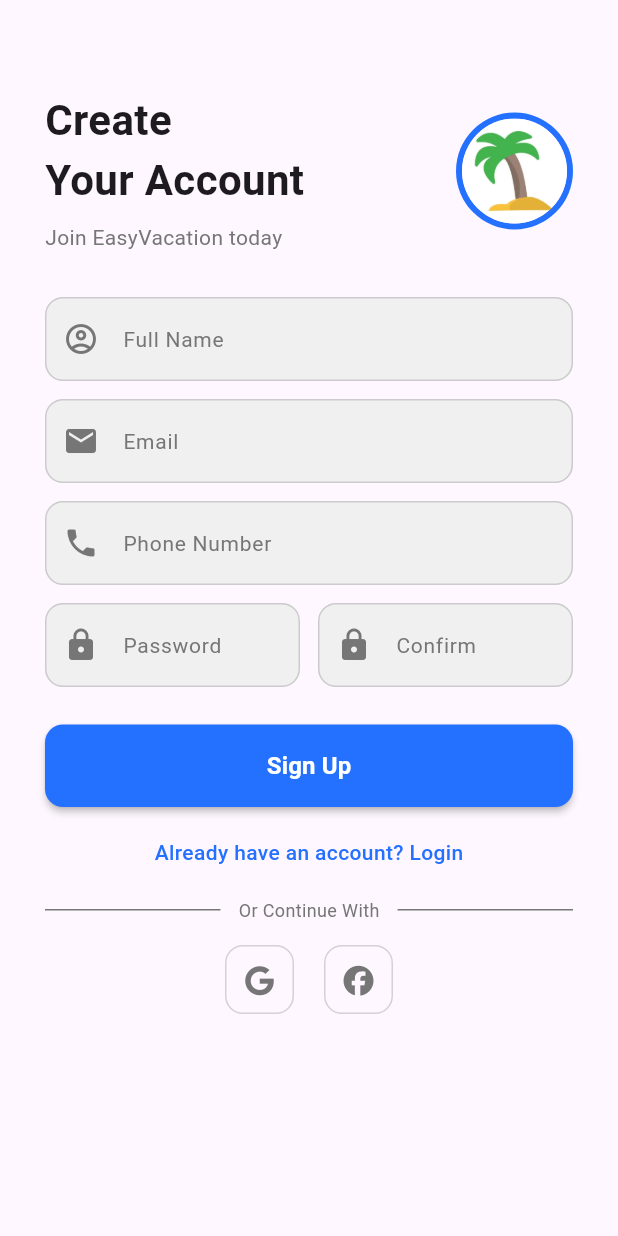
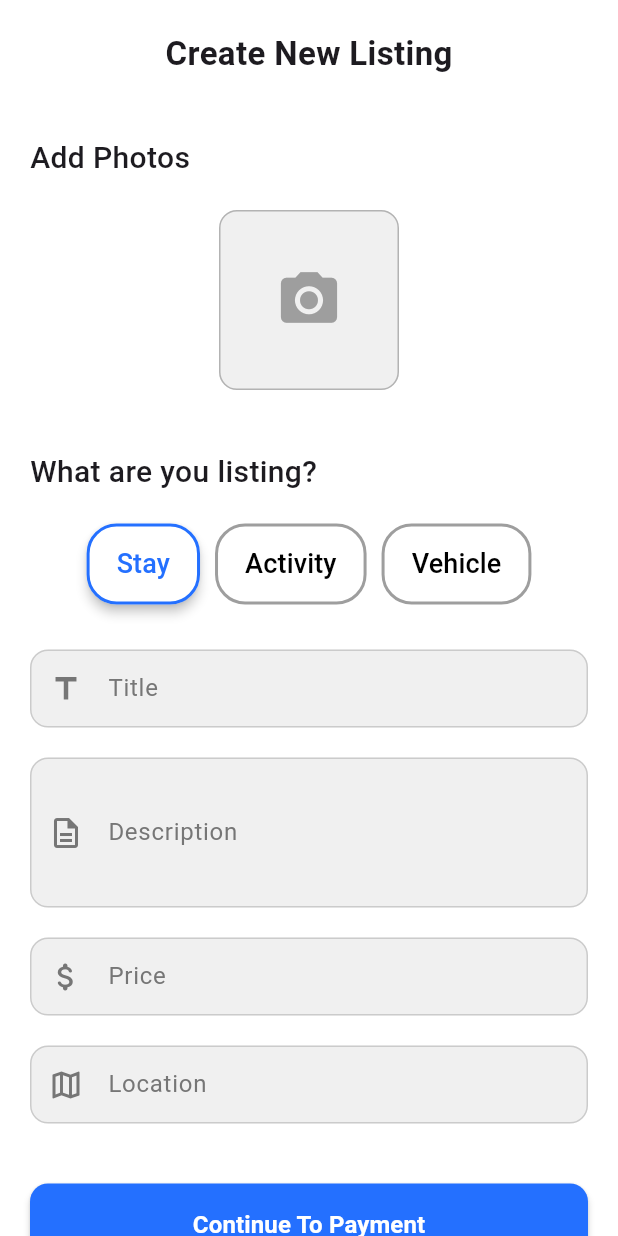
Before and after one commit to mustafaots/Mobile-Dev-Project, a Flutter app: the screen it shows after launch, on a phone screen of 412 x 824 dp. Run offline on Flutter 3.47's test engine with Material 3 defaults, Android fonts, the light colour scheme and no system bars; our stand-ins replace font_awesome_flutter.

Commit message:
feat+fix: Finished Create Listing + Major Style Changes

```diff
--- /dev/null
+++ b/easy_vacation/lib/classes/CreateListingScreen.dart
@@ -0,0 +1,177 @@
+import 'package:easy_vacation/shared/colors.dart';
+import 'package:easy_vacation/shared/shared_styles.dart';
+import 'package:easy_vacation/styles/CreateListingStyles.dart';
+import 'package:easy_vacation/styles/RegistrationStyles.dart';
+import 'package:flutter/material.dart';
+import 'package:font_awesome_flutter/font_awesome_flutter.dart';
+
+class CreateListing extends StatefulWidget {
+  const CreateListing({super.key});
+
+  @override
+  State<CreateListing> createState() => _CreateListingState();
+}
+
+class _CreateListingState extends State<CreateListing> {
+  final _formKey = GlobalKey<FormState>();
+  final TextEditingController _titleController = TextEditingController();
+  final TextEditingController _descriptionController = TextEditingController();
+  final TextEditingController _priceController = TextEditingController();
+  final TextEditingController _locationController = TextEditingController();
+
+  final List<String> options = ['Stay', 'Activity', 'Vehicle'];
+  String? selectedOption = 'Stay';
+
+  void radio_function(String? val) {
+    setState(() {
+      selectedOption = val!;
+    });
+  }
+
+  @override
+  Widget build(BuildContext context) {
+    return SafeArea(
+      child: Scaffold(
+        backgroundColor: white,
+        body: SingleChildScrollView(
+          padding: const EdgeInsets.all(20),
+          child: Column(
+            crossAxisAlignment: CrossAxisAlignment.start,
+            children: [
+              screen_title('Create New Listing'),
+              space(30),
+
+              // 🖼️ Add Photos Section
+              header2('Add Photos'),
+              space(10),
+              Center(
+                child: InkWell(
+                  onTap: () {
+                    // TODO: Implement photo upload
+                  },
+                  borderRadius: BorderRadius.circular(12),
+                  child: Container(
+                    width: 120,
+                    height: 120,
+                    decoration: BoxDecoration(
+                      color: lightGrey,
+                      borderRadius: BorderRadius.circular(12),
+                      border: Border.all(color: grey.withOpacity(0.5)),
+                    ),
+                    child: const Icon(
+                      Icons.photo_camera,
+                      color: Colors.grey,
+                      size: 45,
+                    ),
+                  ),
+                ),
+              ),
+
+              space(30),
+
+              // 🏷️ What are you listing
+              header2('What are you listing?'),
+              space(10),
+
+              Row(
+                mainAxisAlignment: MainAxisAlignment.center,
+                children: options.map((option) {
+                  final isSelected = selectedOption == option;
+                  return Padding(
+                    padding: const EdgeInsets.symmetric(horizontal: 5),
+                    child: ElevatedButton(
+                      style: radio_button_style(isSelected),
+                      onPressed: () => setState(() => selectedOption = option),
+                      child: Text(option, style: const TextStyle(fontSize: 18)),
+                    ),
+                  );
+                }).toList(),
+              ),
+
+              space(30),
+
+              // 🧾 Form Fields
+              Form(
+                key: _formKey,
+                child: Column(
+                  children: [
+                    TextFormField(
+                      controller: _titleController,
+                      decoration: input_decor('Title', const Icon(Icons.title)),
+                      validator: (value) =>
+                          value == null || value.trim().isEmpty
+                              ? 'Please add a title'
+                              : null,
+                    ),
+                    space(20),
+
+                    TextFormField(
+                      controller: _descriptionController,
+                      maxLines: 3,
+                      decoration: input_decor(
+                        'Description',
+                        const Icon(Icons.description_outlined),
+                      ),
+                      validator: (value) =>
+                          value == null || value.trim().isEmpty
+                              ? 'Please add a description'
+                              : null,
+                    ),
+                    space(20),
+
+                    TextFormField(
+                      controller: _priceController,
+                      keyboardType: TextInputType.number,
+                      decoration: input_decor(
+                        'Price',
+                        const Icon(Icons.attach_money_rounded),
+                      ),
+                      validator: (value) =>
+                          value == null || value.trim().isEmpty
+                              ? 'Please add a price'
+                              : null,
+                    ),
+                    space(20),
+
+                    TextFormField(
+                      controller: _locationController,
+                      decoration: input_decor(
+                        'Location',
+                        const Icon(Icons.map_outlined),
+                      ),
+                      validator: (value) =>
+                          value == null || value.trim().isEmpty
+                              ? 'Please pin a location'
+                              : null,
+                    ),
+                    space(40),
+                  ],
+                ),
+              ),
+
+              // 💳 Continue Button
+              SizedBox(
+                width: double.infinity,
+                child: ElevatedButton(
+                  style: login_button_style.copyWith(
+                    minimumSize:
+                        MaterialStateProperty.all(const Size(0, 55)),
+                  ),
+                  onPressed: () {
+                    if (_formKey.currentState!.validate()) {
+                      // TODO: Navigate to payment
+                    }
+                  },
+                  child: Text(
+                    'Continue To Payment',
+                    style: login_text_style,
+                  ),
+                ),
+              ),
+            ],
+          ),
+        ),
+      ),
+    );
+  }
+}
--- a/easy_vacation/lib/classes/login_screen/LoginScreen.dart
+++ b/easy_vacation/lib/classes/LoginScreen.dart
@@ -1,3 +1,4 @@
+import 'package:easy_vacation/shared/colors.dart';
 import 'package:easy_vacation/styles/RegistrationStyles.dart';
 import 'package:flutter/material.dart';
 import 'package:font_awesome_flutter/font_awesome_flutter.dart';
@@ -49,7 +50,7 @@ class _LoginScreenState extends State<LoginScreen> {
               children: [
                 Text('Welcome Back', style: header_1),
                 const SizedBox(height: 8),
-                Text('Login to your account', style: header_3),
+                Text('Login to your account', style: small_grey_text),
               ],
             ),
 
@@ -116,7 +117,7 @@ class _LoginScreenState extends State<LoginScreen> {
                   },
                   child: Text(
                     'Forgot Password?',
-                    style: header_3.copyWith(
+                    style: small_grey_text.copyWith(
                       color: blue,
                       fontWeight: FontWeight.w500,
                     ),
@@ -129,7 +130,7 @@ class _LoginScreenState extends State<LoginScreen> {
                   },
                   child: Text(
                     "Don't have an account? Sign Up",
-                    style: header_3.copyWith(
+                    style: small_grey_text.copyWith(
                       color: blue,
                       fontWeight: FontWeight.w500,
                     ),
--- a/easy_vacation/lib/classes/login_screen/SignUpScreen.dart
+++ b/easy_vacation/lib/classes/SignUpScreen.dart
@@ -1,3 +1,5 @@
+import 'package:easy_vacation/shared/colors.dart';
+import 'package:easy_vacation/shared/shared_styles.dart';
 import 'package:easy_vacation/styles/RegistrationStyles.dart';
 import 'package:flutter/material.dart';
 import 'package:font_awesome_flutter/font_awesome_flutter.dart';
@@ -24,7 +26,7 @@ class _SignUpScreenState extends State<SignUpScreen> {
         padding: const EdgeInsets.symmetric(horizontal: 30, vertical: 20),
         child: Column(
           children: [
-            const SizedBox(height: 40),
+            space(40),
 
             // Header Section
             Row(
@@ -39,8 +41,8 @@ class _SignUpScreenState extends State<SignUpScreen> {
                         'Create\nYour Account',
                         style: header_1.copyWith(fontSize: 28),
                       ),
-                      const SizedBox(height: 8),
-                      Text('Join EasyVacation today', style: header_3),
+                      space(8),
+                      Text('Join EasyVacation today', style: small_grey_text),
                     ],
                   ),
                 ),
@@ -58,7 +60,7 @@ class _SignUpScreenState extends State<SignUpScreen> {
               ],
             ),
 
-            const SizedBox(height: 30),
+            space(25),
 
             // Form Section
             Form(
@@ -82,7 +84,7 @@ class _SignUpScreenState extends State<SignUpScreen> {
                     ],
                   ),
 
-                  const SizedBox(height: 12),
+                  space(12),
 
                   Row(
                     children: [
@@ -101,7 +103,7 @@ class _SignUpScreenState extends State<SignUpScreen> {
                     ],
                   ),
 
-                  const SizedBox(height: 12),
+                  space(12),
 
                   Row(
                     children: [
@@ -120,13 +122,9 @@ class _SignUpScreenState extends State<SignUpScreen> {
                     ],
                   ),
 
-                  const SizedBox(height: 12),
+                  space(20),
 
-                  Row(
-                    children: [
-                      Expanded(
-                        flex: 1,
-                        child: TextFormField(
+                  TextFormField(
                     obscureText: true,
                     controller: _passwordController,
                     decoration: input_decor('Password', const Icon(Icons.lock)),
@@ -137,14 +135,13 @@ class _SignUpScreenState extends State<SignUpScreen> {
                       return null;
                     },
                   ),
-                      ),
-                      const SizedBox(width: 12),
-                      Expanded(
-                        flex: 1,
-                        child: TextFormField(
+
+                  space(12),
+
+                  TextFormField(
                     obscureText: true,
                     controller: _password_2_Controller,
-                          decoration: input_decor('Confirm', const Icon(Icons.lock)),
+                    decoration: input_decor('Confirm Password', const Icon(Icons.lock)),
                     validator: (value) {
                       if (value == null || value.trim().isEmpty) {
                         return 'Passwords do not match';
@@ -152,14 +149,11 @@ class _SignUpScreenState extends State<SignUpScreen> {
                       return null;
                     },
                   ),
-                      ),
-                    ],
-                  ),
                 ],
               ),
             ),
 
-            const SizedBox(height: 25),
+            space(25),
 
             // Sign Up Button
             SizedBox(
@@ -176,7 +170,7 @@ class _SignUpScreenState extends State<SignUpScreen> {
               ),
             ),
 
-            const SizedBox(height: 20),
+            space(20),
 
             // Login Link
             GestureDetector(
@@ -185,14 +179,14 @@ class _SignUpScreenState extends State<SignUpScreen> {
               },
               child: Text(
                 'Already have an account? Login',
-                style: header_3.copyWith(
+                style: small_grey_text.copyWith(
                   color: blue,
                   fontWeight: FontWeight.w500,
                 ),
               ),
             ),
 
-            const SizedBox(height: 20),
+            space(20),
 
             // Divider with "Or Continue With"
             Row(
@@ -222,7 +216,7 @@ class _SignUpScreenState extends State<SignUpScreen> {
               ],
             ),
 
-            const SizedBox(height: 15),
+            space(15),
 
             // Social Icons
             Row(
--- a/easy_vacation/lib/main.dart
+++ b/easy_vacation/lib/main.dart
@@ -1,5 +1,6 @@
-import 'package:easy_vacation/classes/login_screen/LoginScreen.dart';
-import 'package:easy_vacation/classes/login_screen/SignUpScreen.dart';
+import 'package:easy_vacation/classes/LoginScreen.dart';
+import 'package:easy_vacation/classes/SignUpScreen.dart';
+import 'package:easy_vacation/classes/CreateListingScreen.dart';
 import 'package:flutter/material.dart';
 
 void main() {
@@ -13,7 +14,7 @@ class MainApp extends StatelessWidget {
   Widget build(BuildContext context) {
     return const MaterialApp(
       debugShowCheckedModeBanner: false,
-      home: SignUpScreen()
+      home: CreateListing()
     );
   }
 }
--- /dev/null
+++ b/easy_vacation/lib/shared/colors.dart
@@ -0,0 +1,7 @@
+import 'dart:ui';
+
+Color white = Color.fromARGB(255, 255, 255, 255);
+Color black = Color.fromARGB(255, 0, 0, 0);
+Color blue = Color.fromARGB(255, 36, 112, 255);
+Color grey = const Color.fromARGB(255, 118, 118, 118);
+Color lightGrey = const Color.fromARGB(255, 240, 240, 240);
--- /dev/null
+++ b/easy_vacation/lib/shared/shared_styles.dart
@@ -0,0 +1,23 @@
+import 'package:easy_vacation/styles/RegistrationStyles.dart';
+import 'package:flutter/material.dart';
+
+Widget space(double h) => SizedBox(height: h);
+
+Widget header2(String text) {
+  return Padding(
+    padding: const EdgeInsets.only(top: 10, bottom: 10),
+    child: Text(text, style: header_2),
+  );
+}
+
+Widget screen_title(String text) {
+  return Center(
+    child: Text(
+      text,
+      style: const TextStyle(
+        fontSize: 22,
+        fontWeight: FontWeight.bold,
+      ),
+    ),
+  );
+}
--- /dev/null
+++ b/easy_vacation/lib/styles/CreateListingStyles.dart
@@ -0,0 +1,18 @@
+import 'package:easy_vacation/shared/colors.dart';
+import 'package:flutter/material.dart';
+
+ButtonStyle radio_button_style(bool isSelected) {
+  return ElevatedButton.styleFrom(
+    backgroundColor: white,
+    foregroundColor: isSelected ? blue : black,
+    side: BorderSide(
+      color: isSelected ? blue : Colors.grey,
+      width: 2,
+    ),
+    shape: RoundedRectangleBorder(
+      borderRadius: BorderRadius.circular(20),
+    ),
+    elevation: isSelected ? 3 : 0,
+    padding: const EdgeInsets.symmetric(horizontal: 20, vertical: 14),
+  );
+}
--- a/easy_vacation/lib/styles/RegistrationStyles.dart
+++ b/easy_vacation/lib/styles/RegistrationStyles.dart
@@ -1,24 +1,10 @@
-import 'dart:ui';
+import 'package:easy_vacation/shared/colors.dart';
 import 'package:flutter/material.dart';
 
-var blue = Color.fromARGB(255, 36, 112, 255);
-var grey = const Color.fromARGB(255, 118, 118, 118);
-var lightGrey = const Color.fromARGB(255, 240, 240, 240);
+var header_1 = TextStyle(fontWeight: FontWeight.bold, fontSize: 30);
+var header_2 = TextStyle(fontWeight: FontWeight.w500, fontSize: 20);
 
-var header_1 = TextStyle(
-  fontWeight: FontWeight.bold,
-  fontSize: 30,
-);
-
-var header_2 = TextStyle(
-  fontWeight: FontWeight.bold,
-  fontSize: 20,
-);
-
-var header_3 = TextStyle(
-  color: grey,
-  fontSize: 14,
-);
+var small_grey_text = TextStyle(color: grey, fontSize: 14);
 
 var app_bar_style = TextStyle(
   color: Colors.white,
@@ -32,18 +18,10 @@ var app_title_style = TextStyle(
   fontWeight: FontWeight.w500,
 );
 
-var signin_link_style = TextStyle(
-  fontSize: 20,
-);
-
-var forgotpassword_link_style = TextStyle(
-  color: blue,
-);
-
 InputDecoration input_decor(String text, Icon icon) {
   return InputDecoration(
     labelText: text,
-    labelStyle: TextStyle(color: grey, fontSize: 14),
+    labelStyle: TextStyle(color: grey, fontSize: 16),
     border: OutlineInputBorder(
       borderRadius: BorderRadius.circular(12),
       borderSide: BorderSide(color: grey.withOpacity(0.3)),
@@ -58,7 +36,8 @@ InputDecoration input_decor(String text, Icon icon) {
     ),
     filled: true,
     fillColor: lightGrey,
-    contentPadding: const EdgeInsets.symmetric(horizontal: 16, vertical: 16),
+    contentPadding:
+        const EdgeInsets.symmetric(horizontal: 14, vertical: 14),
     prefixIcon: icon,
     prefixIconColor: grey,
   );
@@ -69,14 +48,10 @@ var login_button_style = ButtonStyle(
   backgroundColor: MaterialStateProperty.all(blue),
   foregroundColor: MaterialStateProperty.all(Colors.white),
   shape: MaterialStateProperty.all(
-    RoundedRectangleBorder(
-      borderRadius: BorderRadius.circular(12),
-    ),
+    RoundedRectangleBorder(borderRadius: BorderRadius.circular(12)),
   ),
   elevation: MaterialStateProperty.all(2),
 );
 
-var login_text_style = TextStyle(
-  fontSize: 16,
-  fontWeight: FontWeight.w600,
-);
+var login_text_style =
+    const TextStyle(fontSize: 16, fontWeight: FontWeight.w600);
--- a/easy_vacation/pubspec.yaml
+++ b/easy_vacation/pubspec.yaml
@@ -31,6 +31,9 @@ dependencies:
   flutter:
     sdk: flutter
   font_awesome_flutter: ^10.7.0
+  geocoding: ^2.1.0
+  http: ^1.2.0
+
 
   # The following adds the Cupertino Icons font to your application.
   # Use with the CupertinoIcons class for iOS style icons.
```
Also changed, not shown: easy_vacation/pubspec.lock. Lines whose indentation alone changed are shown as unchanged.
